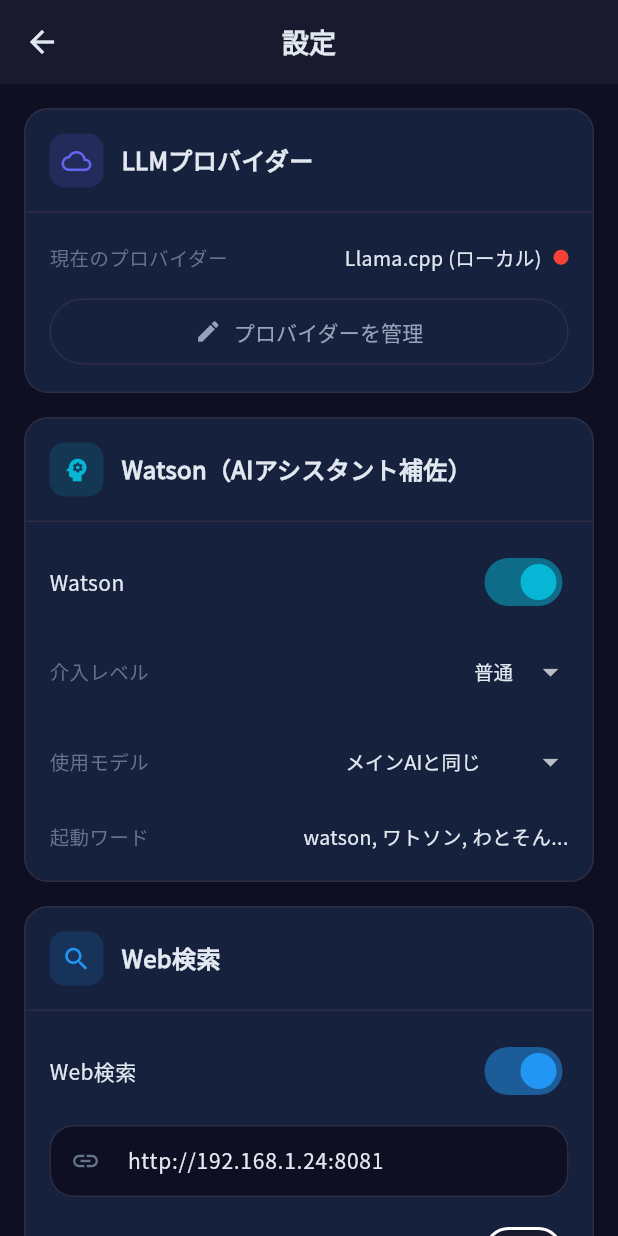
After one commit to t2k2pp/FlutterChatApp3, a Flutter app: the SettingsScreen screen opened directly, on a phone screen of 412 x 824 dp. The commit adds this screen. Run offline on Flutter 3.47's test engine with Material 3 defaults, Android fonts, the phone set to English and light mode, and no system bars; our stand-ins replace flutter_markdown, google_fonts, shared_preferences, webview_flutter; missing offline and left inert: dart:html, dart:ui_web; accounts and stored records are empty; network calls fail.

Commit message:
feat: Unified settings screen for better UX

```diff
--- a/lib/providers/search_provider.dart
+++ b/lib/providers/search_provider.dart
@@ -18,6 +18,8 @@ class SearchProvider extends ChangeNotifier {
   bool _isConnected = false;
   String? _error;
   String _progress = '';
+  bool _isEnabled = true;
+  bool _deepSearchEnabled = false;
 
   // Getters
   SearchConfig get config => _config;
@@ -28,6 +30,9 @@ class SearchProvider extends ChangeNotifier {
   bool get isConnected => _isConnected;
   String? get error => _error;
   String get progress => _progress;
+  bool get isEnabled => _isEnabled;
+  bool get deepSearchEnabled => _deepSearchEnabled;
+  String get searxngUrl => _config.baseUrl;
 
   SearchProvider() {
     _initialize();
@@ -70,6 +75,24 @@ class SearchProvider extends ChangeNotifier {
     await testConnection();
     notifyListeners();
   }
+
+  /// 検索の有効/無効を設定
+  void setEnabled(bool value) {
+    _isEnabled = value;
+    notifyListeners();
+  }
+
+  /// DeepSearchの有効/無効を設定
+  void setDeepSearchEnabled(bool value) {
+    _deepSearchEnabled = value;
+    notifyListeners();
+  }
+
+  /// SearXNG URLを設定
+  Future<void> setSearxngUrl(String url) async {
+    await updateConfig(_config.copyWith(baseUrl: url));
+  }
+
 
   /// 接続テスト
   Future<void> testConnection() async {
--- /dev/null
+++ b/lib/screens/settings_screen.dart
@@ -0,0 +1,420 @@
+import 'package:flutter/material.dart';
+import 'package:provider/provider.dart';
+import '../models/watson_config.dart';
+import '../providers/chat_provider.dart';
+import '../providers/llm_provider_manager.dart';
+import '../providers/watson_provider.dart';
+import '../providers/search_provider.dart';
+import '../services/llm_provider.dart';
+import '../theme/app_theme.dart';
+import 'llm_provider_screen.dart';
+
+class SettingsScreen extends StatefulWidget {
+  const SettingsScreen({super.key});
+
+  @override
+  State<SettingsScreen> createState() => _SettingsScreenState();
+}
+
+class _SettingsScreenState extends State<SettingsScreen> {
+  late TextEditingController _systemPromptController;
+  late TextEditingController _searxngUrlController;
+
+  @override
+  void initState() {
+    super.initState();
+    final chatProvider = context.read<ChatProvider>();
+    final searchProvider = context.read<SearchProvider>();
+    _systemPromptController = TextEditingController(text: chatProvider.systemPrompt);
+    _searxngUrlController = TextEditingController(text: searchProvider.searxngUrl);
+  }
+
+  @override
+  void dispose() {
+    _systemPromptController.dispose();
+    _searxngUrlController.dispose();
+    super.dispose();
+  }
+
+  @override
+  Widget build(BuildContext context) {
+    return Scaffold(
+      backgroundColor: AppTheme.darkBackground,
+      appBar: AppBar(
+        backgroundColor: AppTheme.darkSurface,
+        title: const Text('設定'),
+      ),
+      body: ListView(
+        padding: const EdgeInsets.all(16),
+        children: [
+          // LLMプロバイダー
+          _buildSectionCard(
+            icon: Icons.cloud_outlined,
+            iconColor: AppTheme.primaryColor,
+            title: 'LLMプロバイダー',
+            child: _buildLlmProviderSection(),
+          ),
+          const SizedBox(height: 16),
+
+          // Watson
+          _buildSectionCard(
+            icon: Icons.psychology,
+            iconColor: AppTheme.accentColor,
+            title: 'Watson（AIアシスタント補佐）',
+            child: _buildWatsonSection(),
+          ),
+          const SizedBox(height: 16),
+
+          // 検索
+          _buildSectionCard(
+            icon: Icons.search,
+            iconColor: Colors.blue,
+            title: 'Web検索',
+            child: _buildSearchSection(),
+          ),
+          const SizedBox(height: 16),
+
+          // システムプロンプト
+          _buildSectionCard(
+            icon: Icons.edit_note,
+            iconColor: Colors.orange,
+            title: 'システムプロンプト',
+            child: _buildSystemPromptSection(),
+          ),
+          const SizedBox(height: 16),
+
+          // バージョン情報
+          _buildVersionInfo(),
+        ],
+      ),
+    );
+  }
+
+  Widget _buildSectionCard({
+    required IconData icon,
+    required Color iconColor,
+    required String title,
+    required Widget child,
+  }) {
+    return Container(
+      decoration: BoxDecoration(
+        color: AppTheme.darkCard,
+        borderRadius: BorderRadius.circular(16),
+        border: Border.all(color: AppTheme.darkBorder),
+      ),
+      child: Column(
+        crossAxisAlignment: CrossAxisAlignment.start,
+        children: [
+          Padding(
+            padding: const EdgeInsets.all(16),
+            child: Row(
+              children: [
+                Container(
+                  padding: const EdgeInsets.all(8),
+                  decoration: BoxDecoration(
+                    color: iconColor.withValues(alpha: 0.15),
+                    borderRadius: BorderRadius.circular(10),
+                  ),
+                  child: Icon(icon, color: iconColor, size: 20),
+                ),
+                const SizedBox(width: 12),
+                Text(
+                  title,
+                  style: const TextStyle(
+                    color: AppTheme.textPrimary,
+                    fontSize: 16,
+                    fontWeight: FontWeight.w600,
+                  ),
+                ),
+              ],
+            ),
+          ),
+          const Divider(height: 1, color: AppTheme.darkBorder),
+          Padding(
+            padding: const EdgeInsets.all(16),
+            child: child,
+          ),
+        ],
+      ),
+    );
+  }
+
+  Widget _buildLlmProviderSection() {
+    return Consumer<LlmProviderManager>(
+      builder: (context, manager, _) {
+        final current = manager.currentConfig;
+        return Column(
+          children: [
+            // 現在のプロバイダー
+            _buildInfoRow(
+              label: '現在のプロバイダー',
+              value: current?.name ?? '未設定',
+              trailing: Container(
+                width: 10,
+                height: 10,
+                decoration: BoxDecoration(
+                  color: manager.isConnected ? Colors.green : Colors.red,
+                  shape: BoxShape.circle,
+                ),
+              ),
+            ),
+            if (current?.model != null)
+              _buildInfoRow(label: 'モデル', value: current!.model!),
+            const SizedBox(height: 12),
+            SizedBox(
+              width: double.infinity,
+              child: OutlinedButton.icon(
+                onPressed: () {
+                  Navigator.push(
+                    context,
+                    MaterialPageRoute(builder: (_) => const LlmProviderScreen()),
+                  );
+                },
+                icon: const Icon(Icons.edit, size: 18),
+                label: const Text('プロバイダーを管理'),
+                style: OutlinedButton.styleFrom(
+                  foregroundColor: AppTheme.textSecondary,
+                  side: const BorderSide(color: AppTheme.darkBorder),
+                  padding: const EdgeInsets.symmetric(vertical: 12),
+                ),
+              ),
+            ),
+          ],
+        );
+      },
+    );
+  }
+
+  Widget _buildWatsonSection() {
+    return Consumer2<WatsonProvider, LlmProviderManager>(
+      builder: (context, watson, llmManager, _) {
+        final config = watson.config;
+        return Column(
+          children: [
+            // Watson有効/無効
+            Row(
+              mainAxisAlignment: MainAxisAlignment.spaceBetween,
+              children: [
+                const Text('Watson', style: TextStyle(color: AppTheme.textPrimary)),
+                Switch(
+                  value: config.enabled,
+                  onChanged: (v) => watson.updateConfig(config.copyWith(enabled: v)),
+                  activeColor: AppTheme.accentColor,
+                ),
+              ],
+            ),
+            if (config.enabled) ...[
+              const SizedBox(height: 12),
+              // 介入レベル
+              _buildDropdown<WatsonInterruptLevel>(
+                label: '介入レベル',
+                value: config.interruptLevel,
+                items: WatsonInterruptLevel.values.map((level) {
+                  return DropdownMenuItem(
+                    value: level,
+                    child: Text(_getInterruptLevelName(level)),
+                  );
+                }).toList(),
+                onChanged: (v) => watson.setInterruptLevel(v!),
+              ),
+              const SizedBox(height: 12),
+              // 使用モデル
+              _buildDropdown<int?>(
+                label: '使用モデル',
+                value: config.providerIndex,
+                items: [
+                  const DropdownMenuItem(
+                    value: null,
+                    child: Text('メインAIと同じ'),
+                  ),
+                  ...llmManager.providers.asMap().entries.map((e) {
+                    return DropdownMenuItem(
+                      value: e.key,
+                      child: Text(e.value.name),
+                    );
+                  }),
+                ],
+                onChanged: (v) => watson.setProviderIndex(v),
+              ),
+              const SizedBox(height: 12),
+              // 起動ワード
+              _buildInfoRow(
+                label: '起動ワード',
+                value: config.activationWords.take(3).join(', ') +
+                    (config.activationWords.length > 3 ? '...' : ''),
+              ),
+            ],
+          ],
+        );
+      },
+    );
+  }
+
+  Widget _buildSearchSection() {
+    return Consumer<SearchProvider>(
+      builder: (context, searchProvider, _) {
+        return Column(
+          children: [
+            // Web検索有効/無効
+            Row(
+              mainAxisAlignment: MainAxisAlignment.spaceBetween,
+              children: [
+                const Text('Web検索', style: TextStyle(color: AppTheme.textPrimary)),
+                Switch(
+                  value: searchProvider.isEnabled,
+                  onChanged: (v) => searchProvider.setEnabled(v),
+                  activeColor: Colors.blue,
+                ),
+              ],
+            ),
+            if (searchProvider.isEnabled) ...[
+              const SizedBox(height: 12),
+              TextField(
+                controller: _searxngUrlController,
+                style: const TextStyle(color: AppTheme.textPrimary, fontSize: 14),
+                decoration: _buildInputDecoration('SearXNG URL', Icons.link),
+                onChanged: (v) => searchProvider.setSearxngUrl(v),
+              ),
+              const SizedBox(height: 12),
+              // DeepSearch
+              Row(
+                mainAxisAlignment: MainAxisAlignment.spaceBetween,
+                children: [
+                  const Text('DeepSearch', style: TextStyle(color: AppTheme.textPrimary)),
+                  Switch(
+                    value: searchProvider.deepSearchEnabled,
+                    onChanged: (v) => searchProvider.setDeepSearchEnabled(v),
+                    activeColor: Colors.blue,
+                  ),
+                ],
+              ),
+            ],
+          ],
+        );
+      },
+    );
+  }
+
+  Widget _buildSystemPromptSection() {
+    return Consumer<ChatProvider>(
+      builder: (context, chatProvider, _) {
+        return Column(
+          crossAxisAlignment: CrossAxisAlignment.start,
+          children: [
+            Text(
+              'グローバルシステムプロンプト',
+              style: TextStyle(color: AppTheme.textMuted, fontSize: 12),
+            ),
+            const SizedBox(height: 8),
+            TextField(
+              controller: _systemPromptController,
+              maxLines: 4,
+              style: const TextStyle(color: AppTheme.textPrimary, fontSize: 14),
+              decoration: _buildInputDecoration('AIへの指示（全会話に適用）', Icons.edit_note),
+              onChanged: (v) => chatProvider.setSystemPrompt(v),
+            ),
+          ],
+        );
+      },
+    );
+  }
+
+  Widget _buildVersionInfo() {
+    return Center(
+      child: Padding(
+        padding: const EdgeInsets.all(16),
+        child: Column(
+          children: [
+            Text(
+              'Flutter AI Chat App',
+              style: TextStyle(color: AppTheme.textMuted, fontSize: 12),
+            ),
+            const SizedBox(height: 4),
+            Text(
+              'v1.0.0',
+              style: TextStyle(color: AppTheme.textMuted, fontSize: 11),
+            ),
+          ],
+        ),
+      ),
+    );
+  }
+
+  Widget _buildInfoRow({
+    required String label,
+    required String value,
+    Widget? trailing,
+  }) {
+    return Padding(
+      padding: const EdgeInsets.symmetric(vertical: 4),
+      child: Row(
+        mainAxisAlignment: MainAxisAlignment.spaceBetween,
+        children: [
+          Text(label, style: TextStyle(color: AppTheme.textMuted, fontSize: 13)),
+          Row(
+            children: [
+              Text(
+                value,
+                style: const TextStyle(color: AppTheme.textPrimary, fontSize: 13),
+              ),
+              if (trailing != null) ...[
+                const SizedBox(width: 8),
+                trailing,
+              ],
+            ],
+          ),
+        ],
+      ),
+    );
+  }
+
+  Widget _buildDropdown<T>({
+    required String label,
+    required T value,
+    required List<DropdownMenuItem<T>> items,
+    required ValueChanged<T?> onChanged,
+  }) {
+    return Row(
+      mainAxisAlignment: MainAxisAlignment.spaceBetween,
+      children: [
+        Text(label, style: TextStyle(color: AppTheme.textMuted, fontSize: 13)),
+        DropdownButton<T>(
+          value: value,
+          items: items,
+          onChanged: onChanged,
+          dropdownColor: AppTheme.darkCard,
+          style: const TextStyle(color: AppTheme.textPrimary, fontSize: 13),
+          underline: const SizedBox(),
+        ),
+      ],
+    );
+  }
+
+  InputDecoration _buildInputDecoration(String hint, IconData icon) {
+    return InputDecoration(
+      hintText: hint,
+      hintStyle: TextStyle(color: AppTheme.textMuted),
+      prefixIcon: Icon(icon, color: AppTheme.textMuted, size: 20),
+      filled: true,
+      fillColor: AppTheme.darkBackground,
+      contentPadding: const EdgeInsets.symmetric(horizontal: 16, vertical: 12),
+      border: OutlineInputBorder(
+        borderRadius: BorderRadius.circular(12),
+        borderSide: BorderSide.none,
+      ),
+    );
+  }
+
+  String _getInterruptLevelName(WatsonInterruptLevel level) {
+    switch (level) {
+      case WatsonInterruptLevel.off:
+        return 'OFF';
+      case WatsonInterruptLevel.passive:
+        return '消極的';
+      case WatsonInterruptLevel.normal:
+        return '普通';
+      case WatsonInterruptLevel.proactive:
+        return '積極的';
+    }
+  }
+}
```
Also changed, not shown: lib/widgets/conversation_drawer.dart (+5 -148 lines).
